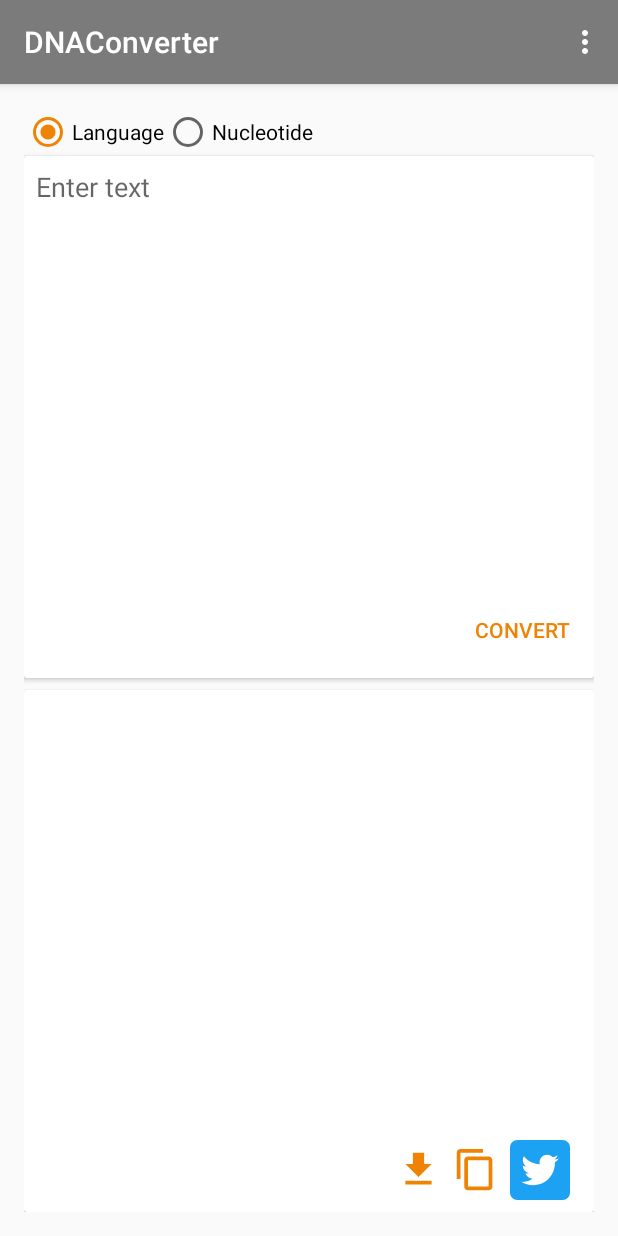
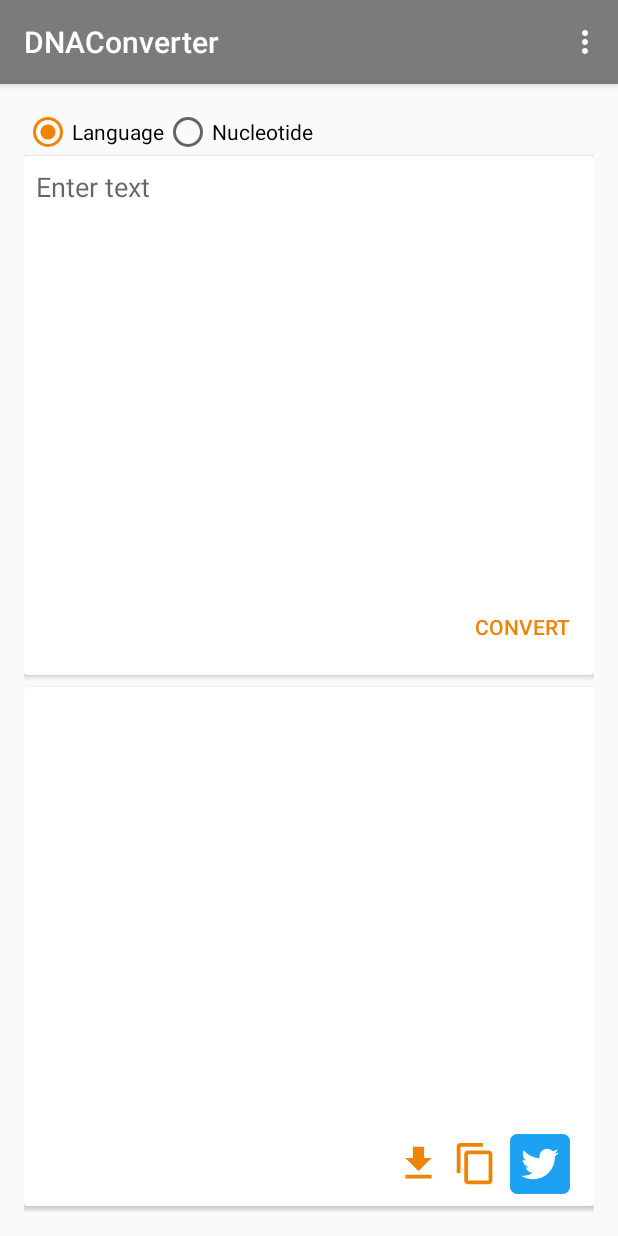
Before and after one commit to adventam10/DNAConverter-android, an Android app: the screen it shows after launch (MainActivity), on a phone screen of 412 x 824 dp. Run offline under Robolectric (Android 15) with nearby library versions, the light colour scheme and no system bars.

Commit message:
Fix bottom cardView layout

```diff
--- a/DNAConverter/app/src/main/res/layout/activity_main.xml
+++ b/DNAConverter/app/src/main/res/layout/activity_main.xml
@@ -74,7 +74,8 @@
             android:layout_width="match_parent"
             android:layout_height="0dp"
             android:layout_weight="1"
-            android:layout_marginTop="8dp">
+            android:layout_marginTop="8dp"
+            android:layout_marginBottom="4dp">
             <LinearLayout
                 android:layout_width="match_parent"
                 android:layout_height="match_parent"
```
